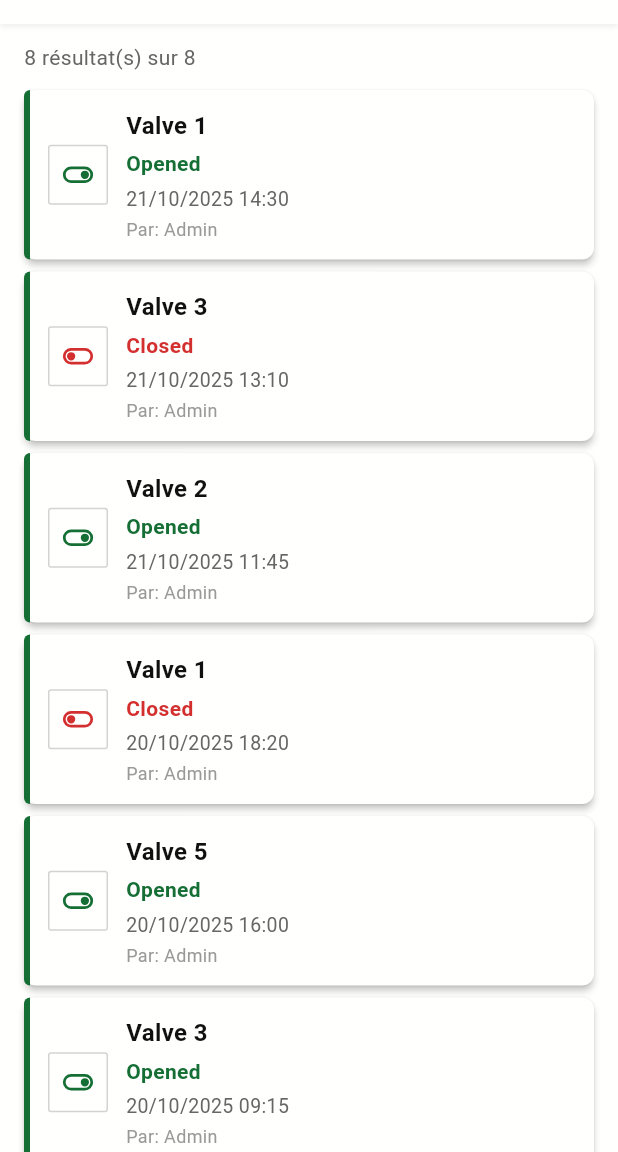
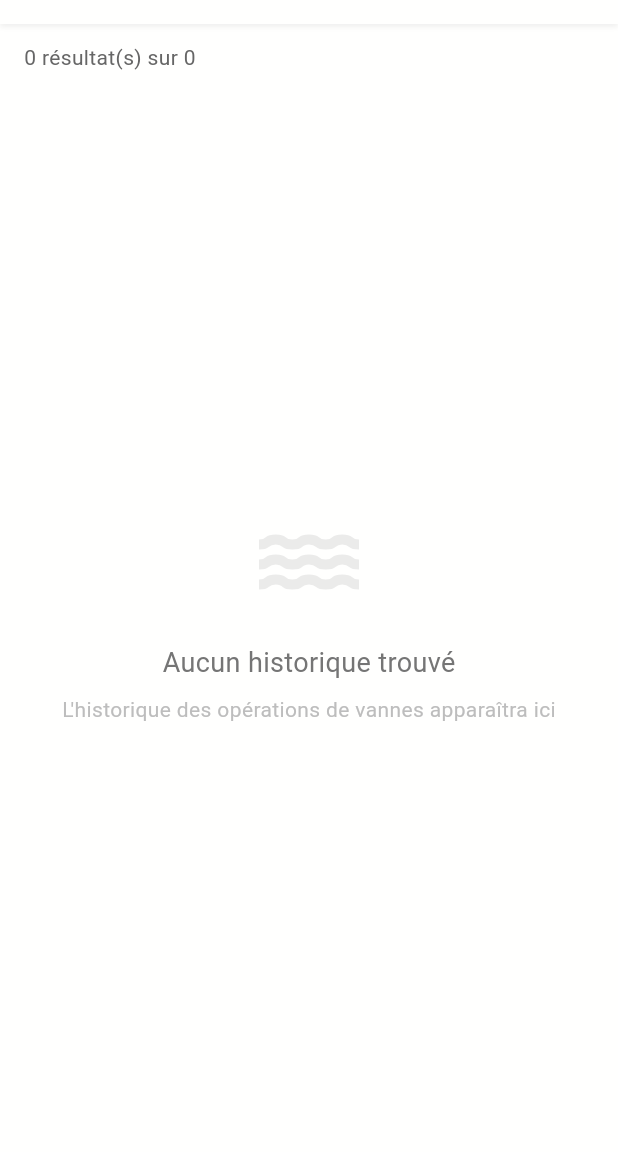
Before and after one commit to YassineKaibi/VanneControl-Flutter, a Flutter app: the HistoryScreen screen opened by its route, on a phone screen of 412 x 824 dp, the part 84-1236 px from its top. Run offline on Flutter 3.47's test engine with Material 3 defaults, Android fonts, the phone set to English and light mode, and no system bars; our stand-ins replace dio, flutter_holo_date_picker, flutter_riverpod, flutter_secure_storage, flutter_svg, image_picker; accounts and stored records are empty.

Commit message:
Record valve actions in history and persist across sessions - Add history_provider: stores entries in FlutterSecureStorage (max 200) - valve_provider records each open/close with valve name, time, and user - history_screen reads from provider instead of hardcoded data

```diff
--- a/lib/l10n/app_localizations.dart
+++ b/lib/l10n/app_localizations.dart
@@ -1088,6 +1088,12 @@ abstract class AppLocalizations {
   /// **'Valve Settings'**
   String get valveSettings;
 
+  /// No description provided for @profileSaved.
+  ///
+  /// In en, this message translates to:
+  /// **'Profile saved successfully'**
+  String get profileSaved;
+
   /// No description provided for @numberOfValves.
   ///
   /// In en, this message translates to:
--- a/lib/l10n/app_localizations_en.dart
+++ b/lib/l10n/app_localizations_en.dart
@@ -514,6 +514,9 @@ class AppLocalizationsEn extends AppLocalizations {
   String get valveSettings => 'Valve Settings';
 
   @override
+  String get profileSaved => 'Profile saved successfully';
+
+  @override
   String get numberOfValves => 'Number of Valves (1-8)';
 
   @override
--- a/lib/l10n/app_localizations_fr.dart
+++ b/lib/l10n/app_localizations_fr.dart
@@ -516,6 +516,9 @@ class AppLocalizationsFr extends AppLocalizations {
   String get valveSettings => 'Paramètres des vannes';
 
   @override
+  String get profileSaved => 'Profil enregistré avec succès';
+
+  @override
   String get numberOfValves => 'Nombre de vannes (1-8)';
 
   @override
--- a/lib/screens/history_screen.dart
+++ b/lib/screens/history_screen.dart
@@ -1,17 +1,19 @@
 import 'package:flutter/material.dart';
+import 'package:flutter_riverpod/flutter_riverpod.dart';
 import 'package:flutter_svg/flutter_svg.dart';
 import 'package:vanne_control_flutter/l10n/app_localizations.dart';
 import '../theme/app_theme.dart';
 import '../widgets/history_item.dart';
+import '../providers/history_provider.dart';
 
-class HistoryScreen extends StatefulWidget {
+class HistoryScreen extends ConsumerStatefulWidget {
   const HistoryScreen({super.key});
 
   @override
-  State<HistoryScreen> createState() => _HistoryScreenState();
+  ConsumerState<HistoryScreen> createState() => _HistoryScreenState();
 }
 
-class _HistoryScreenState extends State<HistoryScreen> {
+class _HistoryScreenState extends ConsumerState<HistoryScreen> {
   bool _showFilter = false;
 
   final Set<int> _selectedValves = {};
@@ -19,25 +21,6 @@ class _HistoryScreenState extends State<HistoryScreen> {
   bool _filterClosings = false;
   DateTime? _startDate;
   DateTime? _endDate;
-
-  final List<Map<String, String>> _allItems = [
-    {'valve': 'Valve 1', 'action': 'Opened', 'time': '21/10/2025 14:30', 'user': 'Admin'},
-    {'valve': 'Valve 3', 'action': 'Closed',  'time': '21/10/2025 13:10', 'user': 'Admin'},
-    {'valve': 'Valve 2', 'action': 'Opened', 'time': '21/10/2025 11:45', 'user': 'Admin'},
-    {'valve': 'Valve 1', 'action': 'Closed',  'time': '20/10/2025 18:20', 'user': 'Admin'},
-    {'valve': 'Valve 5', 'action': 'Opened', 'time': '20/10/2025 16:00', 'user': 'Admin'},
-    {'valve': 'Valve 3', 'action': 'Opened', 'time': '20/10/2025 09:15', 'user': 'Admin'},
-    {'valve': 'Valve 2', 'action': 'Closed',  'time': '19/10/2025 22:30', 'user': 'Admin'},
-    {'valve': 'Valve 4', 'action': 'Opened', 'time': '19/10/2025 14:00', 'user': 'Admin'},
-  ];
-
-  List<Map<String, String>> _filteredItems = [];
-
-  @override
-  void initState() {
-    super.initState();
-    _filteredItems = List.from(_allItems);
-  }
 
   DateTime? _parseDate(String timeStr) {
     try {
@@ -56,12 +39,12 @@ class _HistoryScreenState extends State<HistoryScreen> {
     }
   }
 
-  void _applyFilters() {
-    setState(() {
-      _filteredItems = _allItems.where((item) {
-        // Valve filter
+  List<Map<String, String>> _applyFiltersTo(List<Map<String, String>> allItems) {
+    return allItems.where((item) {
+      // Valve filter — extract number from any "Valve X" format
       if (_selectedValves.isNotEmpty) {
-          final valveNum = int.tryParse(item['valve']!.replaceAll('Valve ', ''));
+        final match = RegExp(r'\d+').firstMatch(item['valve'] ?? '');
+        final valveNum = match != null ? int.tryParse(match.group(0)!) : null;
         if (valveNum == null || !_selectedValves.contains(valveNum)) return false;
       }
 
@@ -85,9 +68,10 @@ class _HistoryScreenState extends State<HistoryScreen> {
 
       return true;
     }).toList();
+  }
 
-      _showFilter = false;
-    });
+  void _applyFilters() {
+    setState(() => _showFilter = false);
   }
 
   void _clearFilters() {
@@ -97,7 +81,7 @@ class _HistoryScreenState extends State<HistoryScreen> {
       _filterClosings = false;
       _startDate = null;
       _endDate = null;
-      _filteredItems = List.from(_allItems);
+      _showFilter = false;
     });
   }
 
@@ -135,6 +119,12 @@ class _HistoryScreenState extends State<HistoryScreen> {
   @override
   Widget build(BuildContext context) {
     final l10n = AppLocalizations.of(context)!;
+    final historyAsync = ref.watch(historyProvider);
+    final allItems = historyAsync.valueOrNull
+            ?.map((e) => e.toMap())
+            .toList() ??
+        [];
+    final filteredItems = _applyFiltersTo(allItems);
 
     return Scaffold(
       backgroundColor: AppColors.white,
@@ -229,7 +219,7 @@ class _HistoryScreenState extends State<HistoryScreen> {
             Padding(
               padding: const EdgeInsets.only(top: 12, left: 16),
               child: Text(
-                l10n.resultCount(_filteredItems.length, _allItems.length),
+                l10n.resultCount(filteredItems.length, allItems.length),
                 style: const TextStyle(
                   fontSize: 14,
                   color: AppColors.descriptionGray,
@@ -396,13 +386,13 @@ class _HistoryScreenState extends State<HistoryScreen> {
 
             // History list
             Expanded(
-              child: _filteredItems.isEmpty
+              child: filteredItems.isEmpty
                   ? _buildEmptyState(l10n)
                   : ListView.builder(
                       padding: const EdgeInsets.only(top: 8),
-                      itemCount: _filteredItems.length,
+                      itemCount: filteredItems.length,
                       itemBuilder: (context, index) {
-                        final item = _filteredItems[index];
+                        final item = filteredItems[index];
                         return HistoryItem(
                           valveName: item['valve']!,
                           action: item['action']!,
```
Also changed, not shown: lib/providers/history_provider.dart (added, +68 -0 lines), lib/providers/valve_provider.dart (+25 -6 lines), 5 other files. Lines whose indentation alone changed are shown as unchanged.
